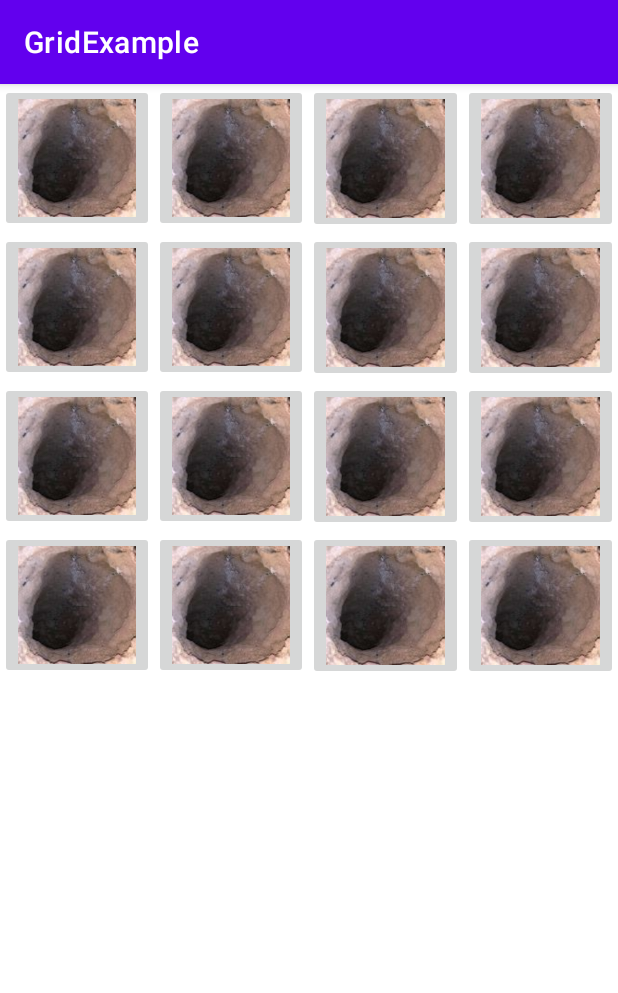
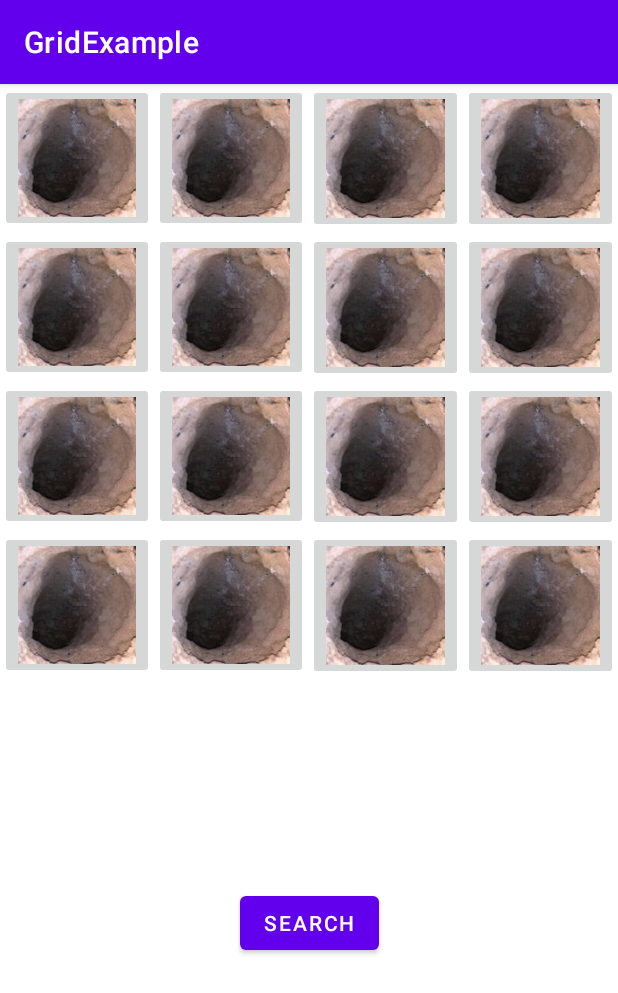
Before and after one commit to ianchai/GridExample, an Android app: the screen it shows after launch (MainActivity), on a phone screen of 412 x 824 dp. Shown: the top 993 px of the screen. Run offline under Robolectric (Android 15) with nearby library versions, the phone set to English and light mode, and no system bars.

Commit message:
Fix bottom boundary

```diff
--- a/app/src/main/res/layout/activity_main.xml
+++ b/app/src/main/res/layout/activity_main.xml
@@ -7,16 +7,19 @@
     tools:context=".MainActivity">
 
     <TableLayout
-        android:layout_width="match_parent"
-        android:layout_height="match_parent"
+        android:id="@+id/grid"
+        android:layout_width="0dp"
+        android:layout_height="wrap_content"
         app:layout_constraintBottom_toBottomOf="parent"
         app:layout_constraintEnd_toEndOf="parent"
+        app:layout_constraintHorizontal_bias="0.0"
         app:layout_constraintStart_toStartOf="parent"
-        app:layout_constraintTop_toTopOf="parent">
+        app:layout_constraintTop_toTopOf="parent"
+        app:layout_constraintVertical_bias="0.0">
 
         <TableRow
             android:layout_width="match_parent"
-            android:layout_height="match_parent" >
+            android:layout_height="match_parent">
 
             <ImageButton
                 android:id="@+id/i0"
@@ -58,7 +61,7 @@
 
         <TableRow
             android:layout_width="match_parent"
-            android:layout_height="match_parent" >
+            android:layout_height="match_parent">
 
             <ImageButton
                 android:id="@+id/i4"
@@ -99,7 +102,7 @@
 
         <TableRow
             android:layout_width="match_parent"
-            android:layout_height="match_parent" >
+            android:layout_height="match_parent">
 
             <ImageButton
                 android:id="@+id/i8"
@@ -140,7 +143,7 @@
 
         <TableRow
             android:layout_width="match_parent"
-            android:layout_height="match_parent" >
+            android:layout_height="match_parent">
 
             <ImageButton
                 android:id="@+id/i12"
@@ -179,4 +182,16 @@
                 app:srcCompat="@drawable/hole" />
         </TableRow>
     </TableLayout>
+
+    <Button
+        android:id="@+id/button"
+        android:layout_width="wrap_content"
+        android:layout_height="wrap_content"
+        android:layout_marginBottom="16dp"
+        android:text="@android:string/search_go"
+        app:layout_constraintBottom_toBottomOf="parent"
+        app:layout_constraintEnd_toEndOf="parent"
+        app:layout_constraintStart_toStartOf="parent"
+        app:layout_constraintTop_toBottomOf="@+id/grid"
+        app:layout_constraintVertical_bias="0.45" />
 </androidx.constraintlayout.widget.ConstraintLayout>
```
